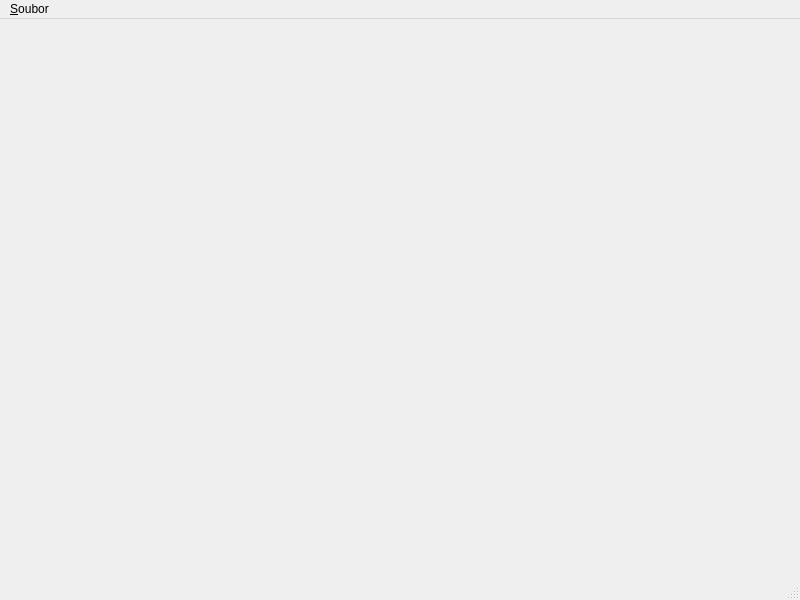
This is gui/ui/Ui_FormMain.ui in martinrotter/zzzo as Qt 5 draws it before an edit. The edited form follows.
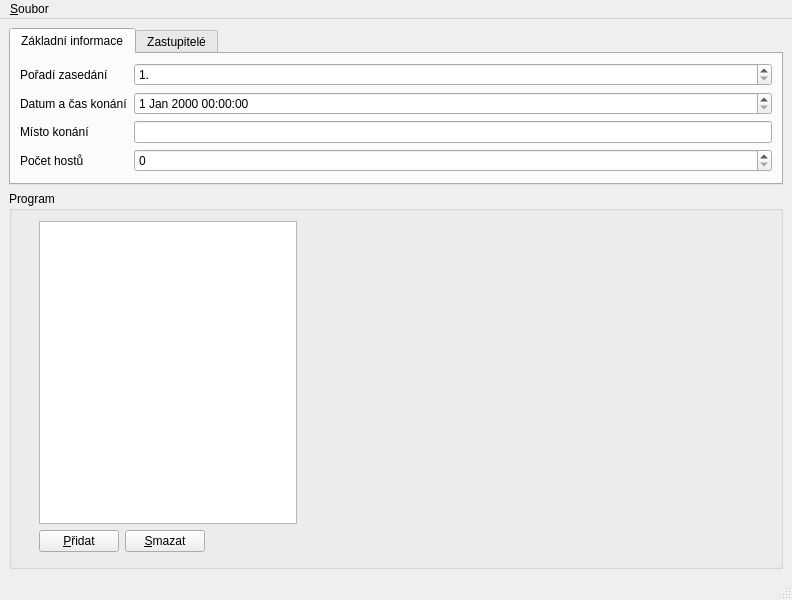
This is the edited form.

What changed in the file:
```diff
--- a/gui/ui/Ui_FormMain.ui
+++ b/gui/ui/Ui_FormMain.ui
@@ -6,20 +6,147 @@
    <rect>
     <x>0</x>
     <y>0</y>
-    <width>800</width>
+    <width>792</width>
     <height>600</height>
    </rect>
   </property>
   <property name="windowTitle">
    <string>MainWindow</string>
   </property>
-  <widget class="QWidget" name="centralwidget"/>
+  <widget class="QWidget" name="centralwidget">
+   <layout class="QVBoxLayout" name="verticalLayout">
+    <item>
+     <widget class="QTabWidget" name="tabWidget">
+      <property name="sizePolicy">
+       <sizepolicy hsizetype="Expanding" vsizetype="Maximum">
+        <horstretch>0</horstretch>
+        <verstretch>0</verstretch>
+       </sizepolicy>
+      </property>
+      <property name="currentIndex">
+       <number>0</number>
+      </property>
+      <widget class="QWidget" name="tab">
+       <attribute name="title">
+        <string>Základní informace</string>
+       </attribute>
+       <layout class="QFormLayout" name="formLayout_2">
+        <item row="0" column="0">
+         <widget class="QLabel" name="label_3">
+          <property name="text">
+           <string>Pořadí zasedání</string>
+          </property>
+         </widget>
+        </item>
+        <item row="0" column="1">
+         <widget class="QSpinBox" name="spinBox">
+          <property name="suffix">
+           <string>.</string>
+          </property>
+          <property name="minimum">
+           <number>1</number>
+          </property>
+          <property name="maximum">
+           <number>100</number>
+          </property>
+         </widget>
+        </item>
+        <item row="1" column="0">
+         <widget class="QLabel" name="label">
+          <property name="text">
+           <string>Datum a čas konání</string>
+          </property>
+         </widget>
+        </item>
+        <item row="1" column="1">
+         <widget class="QDateTimeEdit" name="dateTimeEdit"/>
+        </item>
+        <item row="2" column="0">
+         <widget class="QLabel" name="label_2">
+          <property name="text">
+           <string>Místo konání</string>
+          </property>
+         </widget>
+        </item>
+        <item row="2" column="1">
+         <widget class="QLineEdit" name="lineEdit"/>
+        </item>
+        <item row="3" column="0">
+         <widget class="QLabel" name="label_4">
+          <property name="text">
+           <string>Počet hostů</string>
+          </property>
+         </widget>
+        </item>
+        <item row="3" column="1">
+         <widget class="QSpinBox" name="spinBox_2"/>
+        </item>
+       </layout>
+      </widget>
+      <widget class="QWidget" name="tab_2">
+       <attribute name="title">
+        <string>Zastupitelé</string>
+       </attribute>
+      </widget>
+     </widget>
+    </item>
+    <item>
+     <widget class="QGroupBox" name="groupBox">
+      <property name="title">
+       <string>Program</string>
+      </property>
+      <widget class="QWidget" name="">
+       <property name="geometry">
+        <rect>
+         <x>30</x>
+         <y>30</y>
+         <width>258</width>
+         <height>331</height>
+        </rect>
+       </property>
+       <layout class="QGridLayout" name="gridLayout">
+        <item row="1" column="1">
+         <widget class="QPushButton" name="pushButton_2">
+          <property name="text">
+           <string>&amp;Smazat</string>
+          </property>
+         </widget>
+        </item>
+        <item row="1" column="0">
+         <widget class="QPushButton" name="pushButton">
+          <property name="text">
+           <string>&amp;Přidat</string>
+          </property>
+         </widget>
+        </item>
+        <item row="1" column="2">
+         <spacer name="horizontalSpacer">
+          <property name="orientation">
+           <enum>Qt::Horizontal</enum>
+          </property>
+          <property name="sizeHint" stdset="0">
+           <size>
+            <width>40</width>
+            <height>20</height>
+           </size>
+          </property>
+         </spacer>
+        </item>
+        <item row="0" column="0" colspan="3">
+         <widget class="QListView" name="listView"/>
+        </item>
+       </layout>
+      </widget>
+     </widget>
+    </item>
+   </layout>
+  </widget>
   <widget class="QMenuBar" name="menubar">
    <property name="geometry">
     <rect>
      <x>0</x>
      <y>0</y>
-     <width>800</width>
+     <width>792</width>
      <height>22</height>
     </rect>
    </property>
```
